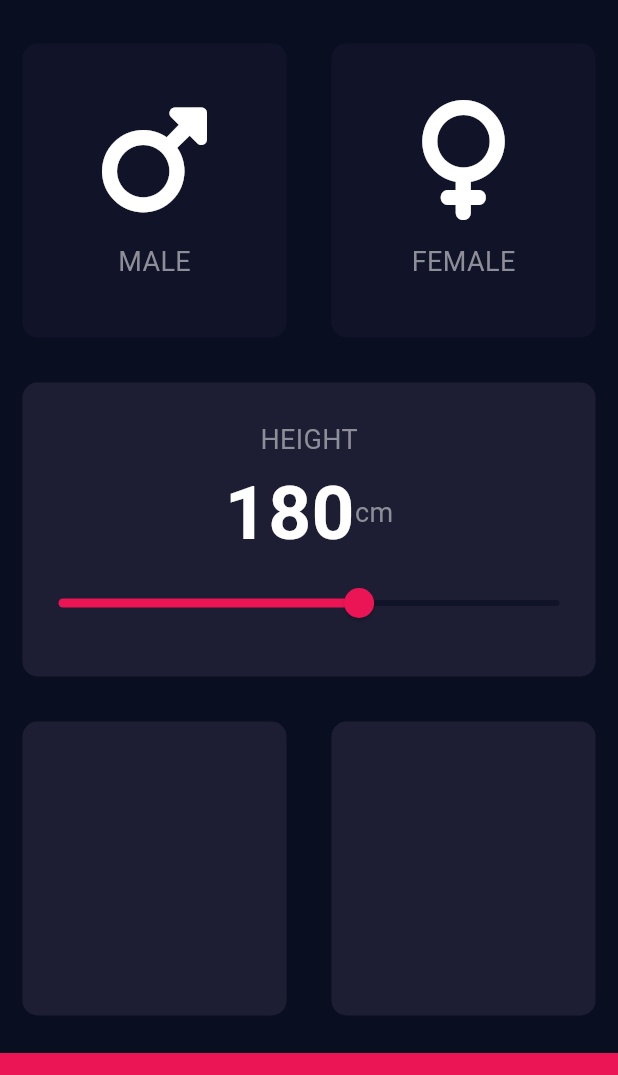
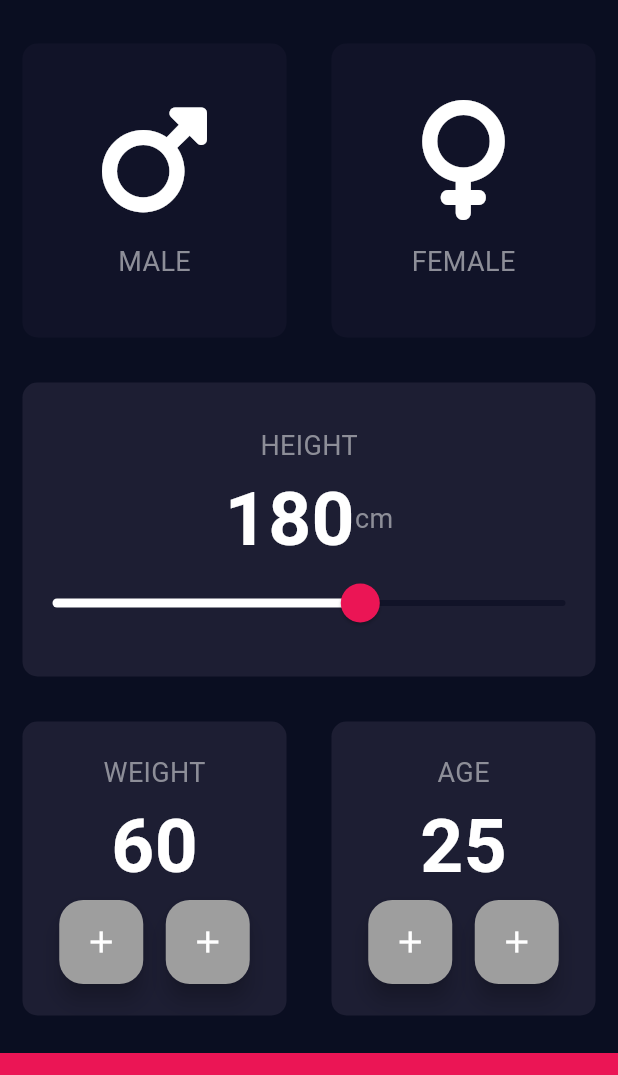
Before and after one commit to roystondz/BMI_APP, a Flutter app: the screen it shows after launch, on a phone screen of 412 x 824 dp, the part 63-1138 px from its top. Run offline on Flutter 3.47's test engine with Material 3 defaults, Android fonts, the phone set to English and light mode, and no system bars; our stand-ins replace font_awesome_flutter.

Commit message:
weight and age functionality

```diff
--- a/lib/input_page.dart
+++ b/lib/input_page.dart
@@ -7,12 +7,8 @@ import 'reuseable_card.dart';
 const blockColor = Color(0xFF1D1E33);
 const bottomContainerColor = Color(0xFFEB1555);
 const inactive = Color(0xFF111328);
-enum Gender{
-  male,
-  female,
-  nulle
-}
 
+enum Gender { male, female, nulle }
 
 class BMIBody extends StatefulWidget {
   const BMIBody({super.key});
@@ -22,7 +18,7 @@ class BMIBody extends StatefulWidget {
 }
 
 class _BMIBodyState extends State<BMIBody> {
-   Gender selectedGender=Gender.nulle;
+  Gender selectedGender = Gender.nulle;
   // Color maleCardColor = inactive;
   // Color femaleCardColor = inactive;
   //
@@ -43,7 +39,9 @@ class _BMIBodyState extends State<BMIBody> {
   //       femaleCardColor=inactive;
   //     }
   //   }
-  int height=180;
+  int height = 180;
+  int weight = 60;
+  int age = 25;
 
   @override
   Widget build(BuildContext context) {
@@ -60,13 +58,14 @@ class _BMIBodyState extends State<BMIBody> {
                 Expanded(
                   flex: 1,
                   child: GestureDetector(
-                    onTap: (){
+                    onTap: () {
                       setState(() {
-                       selectedGender=Gender.male;
+                        selectedGender = Gender.male;
                       });
                     },
                     child: ReusableCard(
-                      colour: selectedGender==Gender.male?blockColor:inactive,
+                      colour:
+                          selectedGender == Gender.male ? blockColor : inactive,
                       cardChild: IconContent(
                           iconCard: FontAwesomeIcons.mars, label: 'MALE'),
                     ),
@@ -75,13 +74,15 @@ class _BMIBodyState extends State<BMIBody> {
                 Expanded(
                   flex: 1,
                   child: GestureDetector(
-                    onTap: (){
+                    onTap: () {
                       setState(() {
-                       selectedGender=Gender.female;
+                        selectedGender = Gender.female;
                       });
                     },
                     child: ReusableCard(
-                      colour: selectedGender==Gender.female?blockColor:inactive,
+                      colour: selectedGender == Gender.female
+                          ? blockColor
+                          : inactive,
                       cardChild: IconContent(
                         iconCard: FontAwesomeIcons.venus,
                         label: 'FEMALE',
@@ -94,42 +95,167 @@ class _BMIBodyState extends State<BMIBody> {
             Expanded(
                 child: Row(
               children: <Widget>[
-                Expanded(child: ReusableCard(colour: blockColor,cardChild:
-                  Column(
+                Expanded(
+                    child: ReusableCard(
+                  colour: blockColor,
+                  cardChild: Column(
                     mainAxisAlignment: MainAxisAlignment.center,
                     children: <Widget>[
-                      Text('HEIGHT',style:
-                        textStyle,),
+                      Text(
+                        'HEIGHT',
+                        style: textStyle,
+                      ),
                       Row(
                         mainAxisAlignment: MainAxisAlignment.center,
                         children: <Widget>[
-                          Text(height.toString(),
-                          style:
-                            TextStyle(
+                          Text(
+                            height.toString(),
+                            style: TextStyle(
                               fontWeight: FontWeight.bold,
                               fontSize: 50.0,
-                            ),),
-                          Text('cm',style:
-                            textStyle,)
+                            ),
+                          ),
+                          Text(
+                            'cm',
+                            style: textStyle,
+                          )
                         ],
                       ),
-                      Slider(value: height.toDouble() ,min: 120,max:220 ,onChanged: (double newValue){
+                      SliderTheme(
+                        data: SliderTheme.of(context).copyWith(
+                          thumbColor: Color(0xFFEB1555),
+                          activeTrackColor: Colors.white,
+                          overlayColor: Color(0x15EB1555),
+                          thumbShape:
+                              RoundSliderThumbShape(enabledThumbRadius: 13.0),
+                          overlayShape:
+                              RoundSliderOverlayShape(overlayRadius: 20.0),
+                        ),
+                        child: Slider(
+                          value: height.toDouble(),
+                          min: 120,
+                          max: 220,
+                          onChanged: (double newValue) {
                             setState(() {
-                          height=newValue.round();
+                              height = newValue.round();
                             });
-
                           },
                           inactiveColor: inactive,
-                      activeColor: bottomContainerColor,)
+                        ),
+                      )
                     ],
-                  ),))
+                  ),
+                ))
               ],
             )),
             Expanded(
               child: Row(
                 children: <Widget>[
-                  Expanded(flex: 1, child: ReusableCard(colour: blockColor)),
-                  Expanded(flex: 1, child: ReusableCard(colour: blockColor)),
+                  Expanded(
+                      flex: 1,
+                      child: ReusableCard(
+                        colour: blockColor,
+                        cardChild: Column(
+                          mainAxisAlignment: MainAxisAlignment.center,
+                          children: <Widget>[
+                            Text(
+                              'WEIGHT',
+                              style: textStyle,
+                            ),
+                            Text(
+                              weight.toString(),
+                              style: TextStyle(
+                                fontWeight: FontWeight.bold,
+                                fontSize: 50.0,
+                              ),
+                            ),
+                            Row(
+                              mainAxisAlignment: MainAxisAlignment.center,
+                              children: <Widget>[
+                                FloatingActionButton(
+                                  onPressed: () {
+                                    setState(() {
+                                      weight--;
+                                    });
+                                  },
+                                  backgroundColor: Colors.grey,
+                                  child: Icon(
+                                    Icons.add,
+                                    color: Colors.white,
+                                  ),
+                                ),
+                                SizedBox(
+                                  width: 15.0,
+                                ),
+                                FloatingActionButton(
+                                  onPressed: () {
+                                    setState(() {
+                                      weight++;
+                                    });
+                                  },
+                                  backgroundColor: Colors.grey,
+                                  child: Icon(
+                                    Icons.add,
+                                    color: Colors.white,
+                                  ),
+                                )
+                              ],
+                            )
+                          ],
+                        ),
+                      )),
+                  Expanded(
+                      flex: 1,
+                      child: ReusableCard(
+                          colour: blockColor,
+                          cardChild: Column(
+                            mainAxisAlignment: MainAxisAlignment.center,
+                            children: <Widget>[
+                              Text(
+                                'AGE',
+                                style: textStyle,
+                              ),
+                              Text(
+                                age.toString(),
+                                style: TextStyle(
+                                  fontWeight: FontWeight.bold,
+                                  fontSize: 50.0,
+                                ),
+                              ),
+                              Row(
+                                mainAxisAlignment: MainAxisAlignment.center,
+                                children: <Widget>[
+                                  FloatingActionButton(
+                                    onPressed: () {
+                                      setState(() {
+                                        age--;
+                                      });
+                                    },
+                                    backgroundColor: Colors.grey,
+                                    child: Icon(
+                                      Icons.add,
+                                      color: Colors.white,
+                                    ),
+                                  ),
+                                  SizedBox(
+                                    width: 15.0,
+                                  ),
+                                  FloatingActionButton(
+                                    onPressed: () {
+                                      setState(() {
+                                        age++;
+                                      });
+                                    },
+                                    backgroundColor: Colors.grey,
+                                    child: Icon(
+                                      Icons.add,
+                                      color: Colors.white,
+                                    ),
+                                  )
+                                ],
+                              )
+                            ],
+                          ))),
                 ],
               ),
             ),
```
Lines whose indentation alone changed are shown as unchanged.
